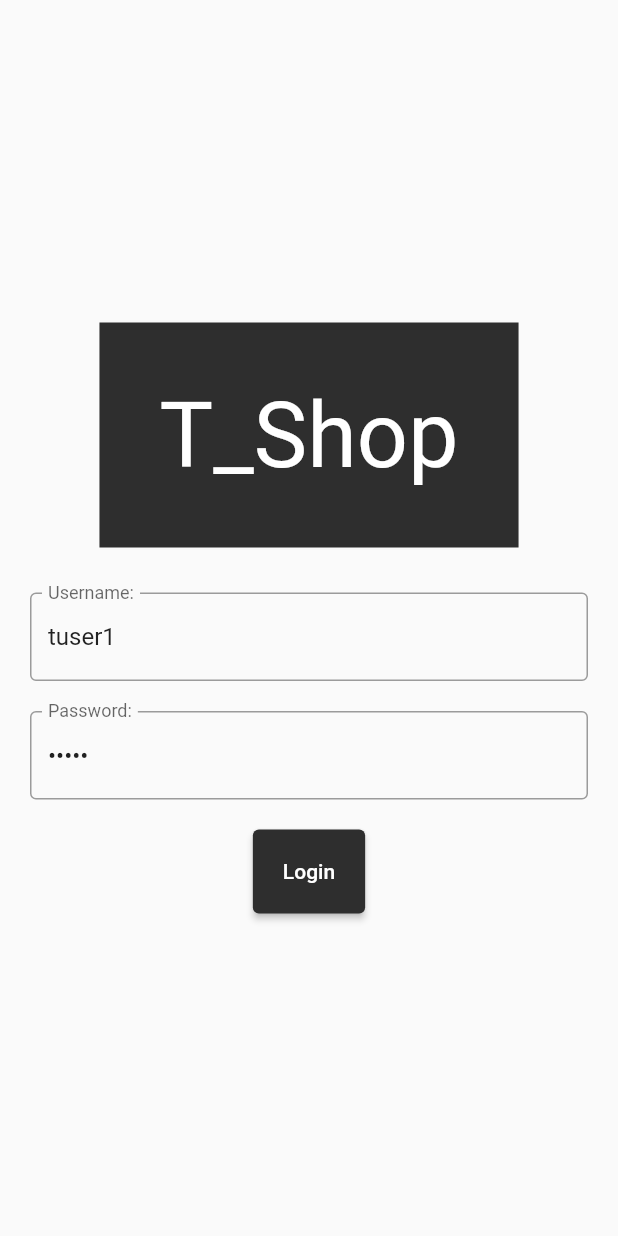
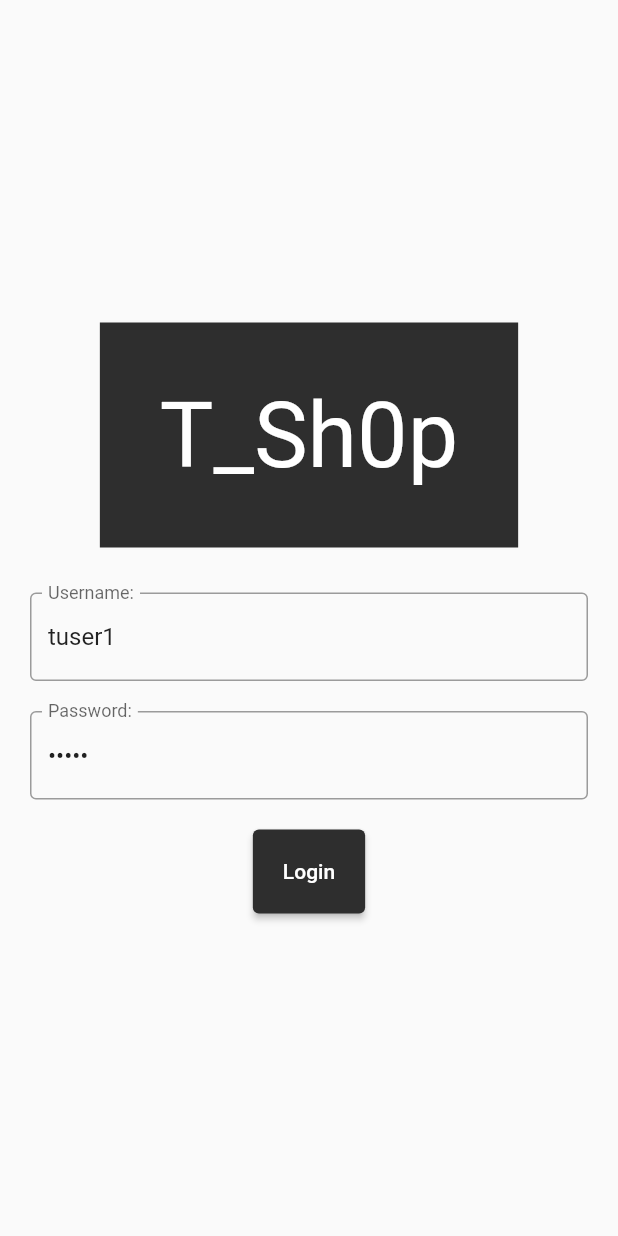
Before and after one commit to morkkstp/ITD62-322_FinalProject, a Flutter app: the screen it shows after launch, on a phone screen of 412 x 824 dp. Run offline on Flutter 3.47's test engine with Material 2 defaults, Android fonts, the phone set to English and light mode, and no system bars; accounts and stored records are empty.

Commit message:
Updated Name Shop

```diff
--- a/lib/screens/login.dart
+++ b/lib/screens/login.dart
@@ -45,7 +45,7 @@ class _LoginState extends State<Login> {
             color: Color(0xFF2E2E2E) // กำหนดสีพื้นหลังของ Container
             ),
         child: Text(
-          'T_Shop',
+          'T_Sh0p',
           style: TextStyle(color: Colors.white, fontSize: 60.0 // กำหนดสีข้อความ
               ),
         ),
```
